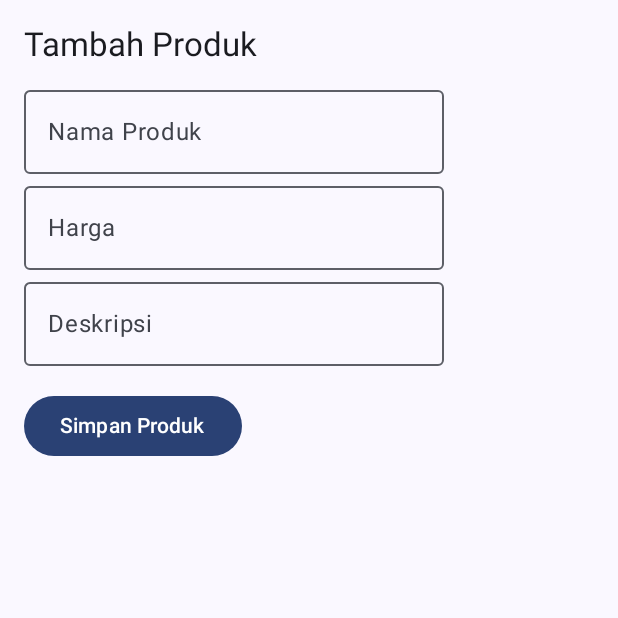
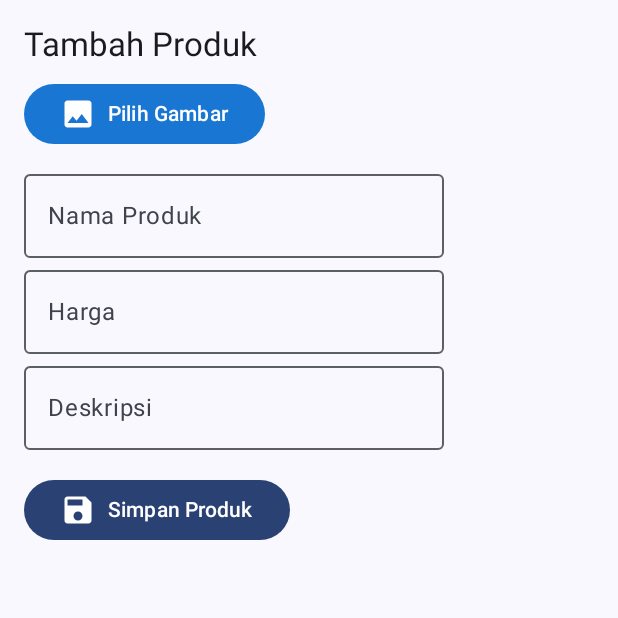
Before and after one commit to Ilhamaulnaa/Umkm, an Android app built with Jetpack Compose: the ProductListScreen screen opened through its navigation route, after a tap on "Tambah Produk", on a phone screen of 412 x 824 dp, the top half of it. Run offline under Robolectric (Android 15) with nearby library versions, the phone set to English and light mode, and no system bars; our stand-ins replace Room's generated code; pictures from the network do not load.

Commit message:
add Cover Image

```diff
--- a/app/build.gradle.kts
+++ b/app/build.gradle.kts
@@ -75,4 +75,6 @@ dependencies {
     implementation("androidx.room:room-runtime:2.6.1")
     kapt("androidx.room:room-compiler:2.6.1")
     implementation("androidx.room:room-ktx:2.6.1")
+
+    implementation("io.coil-kt:coil-compose:2.4.0")
 }
--- a/app/src/main/java/com/ilham/umkm/data/Product.kt
+++ b/app/src/main/java/com/ilham/umkm/data/Product.kt
@@ -1,9 +1,11 @@
 package com.ilham.umkm.data
+
+import android.net.Uri
 
 data class Product(
     val id: Int,
     val name: String,
     val description: String,
     val price: Int,
-    val imageRes: Int // Bisa diganti ke URI atau path nanti
+    val imageUri: Uri? = null // Bisa diganti ke URI atau path nanti
 )
--- a/app/src/main/java/com/ilham/umkm/data/mapper/ModelMapper.kt
+++ b/app/src/main/java/com/ilham/umkm/data/mapper/ModelMapper.kt
@@ -10,6 +10,6 @@ fun ProductEntity.toDomainModel(): Product {
         name = name,
         description = description,
         price = price,
-        imageRes = R.drawable.bg_product
+        imageUri = null
     )
 }
--- a/app/src/main/java/com/ilham/umkm/presentation/ProdukListScreen.kt
+++ b/app/src/main/java/com/ilham/umkm/presentation/ProdukListScreen.kt
@@ -44,6 +44,7 @@ import androidx.compose.ui.text.font.FontWeight
 import androidx.compose.ui.tooling.preview.Preview
 import androidx.compose.ui.unit.dp
 import androidx.compose.ui.unit.sp
+import coil.compose.rememberAsyncImagePainter
 import com.ilham.umkm.R
 import com.ilham.umkm.data.Product
 import com.ilham.umkm.data.mapper.toDomainModel
@@ -82,7 +83,7 @@ fun ProductListScreen(
         LazyColumn(contentPadding = it) {
             items(products) { product ->
                 ProductItem(
-                    product = product, // kita bahas sebentar lagi
+                    product = product,
                     onOrderClick = {
                         selectedProduct = it
                         showDialog = true
@@ -130,7 +131,7 @@ fun ProductListScreen(
                         context.startActivity(intent)
                     },
                     colors = ButtonDefaults.buttonColors(
-                        containerColor = Color(0xFF25D366) // WhatsApp green
+                        containerColor = Color(0xFF25D366)
                     )
                 ) {
                     Text("Ya", color = Color.White)
@@ -153,6 +154,13 @@ fun ProductItem(
     onOrderClick: (Product) -> Unit,
     onEditClick: (Product) -> Unit
 ) {
+
+    val painter = if (product.imageUri != null){
+        rememberAsyncImagePainter(model = product.imageUri)
+    } else {
+        painterResource(id = R.drawable.bg_product)
+    }
+
     Card(
         modifier = Modifier
             .padding(8.dp)
@@ -162,7 +170,7 @@ fun ProductItem(
         Column(modifier = Modifier.padding(16.dp)) {
             Row(verticalAlignment = Alignment.CenterVertically) {
                 Image(
-                    painter = painterResource(id = product.imageRes),
+                    painter = painter,
                     contentDescription = null,
                     modifier = Modifier
                         .size(64.dp)
--- a/app/src/main/java/com/ilham/umkm/presentation/add_product/AddProductScreen.kt
+++ b/app/src/main/java/com/ilham/umkm/presentation/add_product/AddProductScreen.kt
@@ -1,12 +1,25 @@
 package com.ilham.umkm.presentation.add_product
 
+import android.net.Uri
+import androidx.activity.compose.rememberLauncherForActivityResult
+import androidx.activity.result.contract.ActivityResultContract
+import androidx.activity.result.contract.ActivityResultContracts
+import androidx.compose.foundation.Image
+import androidx.compose.foundation.border
 import androidx.compose.foundation.layout.Column
 import androidx.compose.foundation.layout.Spacer
 import androidx.compose.foundation.layout.fillMaxSize
 import androidx.compose.foundation.layout.height
 import androidx.compose.foundation.layout.padding
+import androidx.compose.foundation.layout.size
+import androidx.compose.foundation.layout.width
+import androidx.compose.foundation.shape.RoundedCornerShape
+import androidx.compose.foundation.text.KeyboardOptions
+import androidx.compose.material.icons.Icons
 import androidx.compose.material3.Button
+import androidx.compose.material3.ButtonDefaults
 import androidx.compose.material3.ExperimentalMaterial3Api
+import androidx.compose.material3.Icon
 import androidx.compose.material3.MaterialTheme
 import androidx.compose.material3.OutlinedTextField
 import androidx.compose.material3.Text
@@ -15,15 +28,23 @@ import androidx.compose.runtime.getValue
 import androidx.compose.runtime.mutableStateOf
 import androidx.compose.runtime.remember
 import androidx.compose.runtime.setValue
+import androidx.compose.ui.Alignment
 import androidx.compose.ui.Modifier
+import androidx.compose.ui.draw.clip
+import androidx.compose.ui.graphics.Color
+import androidx.compose.ui.platform.LocalContext
+import androidx.compose.ui.res.painterResource
+import androidx.compose.ui.text.input.ImeAction
+import androidx.compose.ui.text.input.KeyboardType
 import androidx.compose.ui.tooling.preview.Preview
 import androidx.compose.ui.unit.dp
+import coil.compose.rememberAsyncImagePainter
 import com.ilham.umkm.R
 import com.ilham.umkm.data.Product
 import com.ilham.umkm.data.ProductEntity
-import com.ilham.umkm.data.repository.ProductRepository
 import com.ilham.umkm.presentation.ProductViewModel
 import com.ilham.umkm.ui.theme.UMKMTheme
+import java.net.URI
 
 @ExperimentalMaterial3Api
 @Composable
@@ -36,39 +57,80 @@ fun AddProductScreen(
     var price by remember { mutableStateOf("") }
     var description by remember { mutableStateOf("") }
 
+    val context = LocalContext.current
+    var imageUri by remember { mutableStateOf<Uri?>(null) }
+
+    val launcher = rememberLauncherForActivityResult(
+        contract = ActivityResultContracts.GetContent()
+    ) { uri: Uri? ->
+        imageUri = uri
+    }
+
     Column(modifier = Modifier
         .fillMaxSize()
         .padding(16.dp)) {
 
         Text("Tambah Produk", style = MaterialTheme.typography.titleLarge)
-
         Spacer(modifier = Modifier.height(8.dp))
-
-        OutlinedTextField(value = name, onValueChange = { name = it }, label = { Text("Nama Produk") })
-        OutlinedTextField(value = price, onValueChange = { price = it }, label = { Text("Harga") })
-        OutlinedTextField(value = description, onValueChange = { description = it }, label = { Text("Deskripsi") })
+        Button(
+            onClick = {
+                launcher.launch("image/*")
+            },
+            modifier = Modifier.align(Alignment.Start),
+            colors = ButtonDefaults.buttonColors(containerColor = Color(0xFF1976D2))
+        ) {
+            Icon(
+                painter = painterResource(id = R.drawable.ic_image),
+                contentDescription = null,
+            )
+            Spacer(Modifier.width(8.dp))
+            Text("Pilih Gambar", color = Color.White)
+        }
+        imageUri?.let {
+            Image(
+                painter = rememberAsyncImagePainter(model = it),
+                contentDescription = null,
+                modifier = Modifier
+                    .size(160.dp)
+                    .clip(RoundedCornerShape(12.dp))
+                    .border(1.dp, Color.LightGray, RoundedCornerShape(12.dp))
+            )
+        }
+        Spacer(modifier = Modifier.height(8.dp))
+        OutlinedTextField(
+            value = name,
+            onValueChange = { name = it },
+            label = { Text("Nama Produk") },
+            keyboardOptions = KeyboardOptions(imeAction = ImeAction.Next)
+        )
+        OutlinedTextField(
+            value = price,
+            onValueChange = { price = it },
+            label = { Text("Harga") },
+            keyboardOptions = KeyboardOptions(keyboardType = KeyboardType.Number, imeAction = ImeAction.Next)
+        )
+        OutlinedTextField(
+            value = description,
+            onValueChange = { description = it },
+            label = { Text("Deskripsi") },
+            keyboardOptions = KeyboardOptions(imeAction = ImeAction.Done)
+        )
 
         Spacer(modifier = Modifier.height(16.dp))
 
         Button(onClick = {
-//            onSave(
-//                Product(
-//                    id = 0,
-//                    name = name,
-//                    description = description,
-//                    price = price.toIntOrNull() ?: 0,
-//                    imageRes = R.drawable.bg_product // sementara
-//                )
-//            )
             val product = ProductEntity(
                 name = name,
                 price = price.toIntOrNull() ?: 0,
-                description = description
+                description = description,
+                imageUri = imageUri?.toString()
             )
             viewModel.addProduct(product)
             onProductAdded()
         }) {
-            Text("Simpan Produk")
+            Icon(painter = painterResource(id = R.drawable.ic_save), contentDescription = null )
+            Spacer(Modifier.width(8.dp))
+            Text("Simpan Produk", color = Color.White)
         }
     }
 }
--- /dev/null
+++ b/app/src/main/res/drawable/ic_image.xml
@@ -0,0 +1,5 @@
+<vector android:height="24dp" android:tint="#2145DC"
+    android:viewportHeight="24" android:viewportWidth="24"
+    android:width="24dp" xmlns:android="http://schemas.android.com/apk/res/android">
+    <path android:fillColor="@android:color/white" android:pathData="M21,19V5c0,-1.1 -0.9,-2 -2,-2H5c-1.1,0 -2,0.9 -2,2v14c0,1.1 0.9,2 2,2h14c1.1,0 2,-0.9 2,-2zM8.5,13.5l2.5,3.01L14.5,12l4.5,6H5l3.5,-4.5z"/>
+</vector>
--- /dev/null
+++ b/app/src/main/res/drawable/ic_save.xml
@@ -0,0 +1,5 @@
+<vector android:height="24dp" android:tint="#2145DC"
+    android:viewportHeight="24" android:viewportWidth="24"
+    android:width="24dp" xmlns:android="http://schemas.android.com/apk/res/android">
+    <path android:fillColor="@android:color/white" android:pathData="M17,3L5,3c-1.11,0 -2,0.9 -2,2v14c0,1.1 0.89,2 2,2h14c1.1,0 2,-0.9 2,-2L21,7l-4,-4zM12,19c-1.66,0 -3,-1.34 -3,-3s1.34,-3 3,-3 3,1.34 3,3 -1.34,3 -3,3zM15,9L5,9L5,5h10v4z"/>
+</vector>
```
Also changed, not shown: app/src/main/java/com/ilham/umkm/presentation/edit_product/EditProductScreen.kt (+36 -16 lines).
